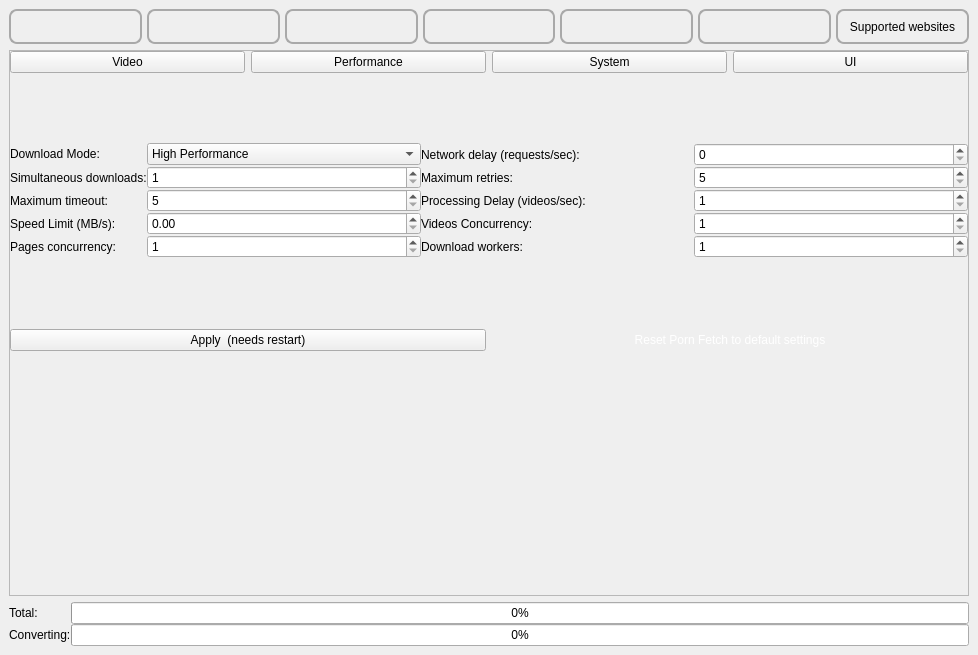
Qt form src/frontend/UI/form_main_window.ui (EchterAlsFake/Porn_Fetch) before a commit.
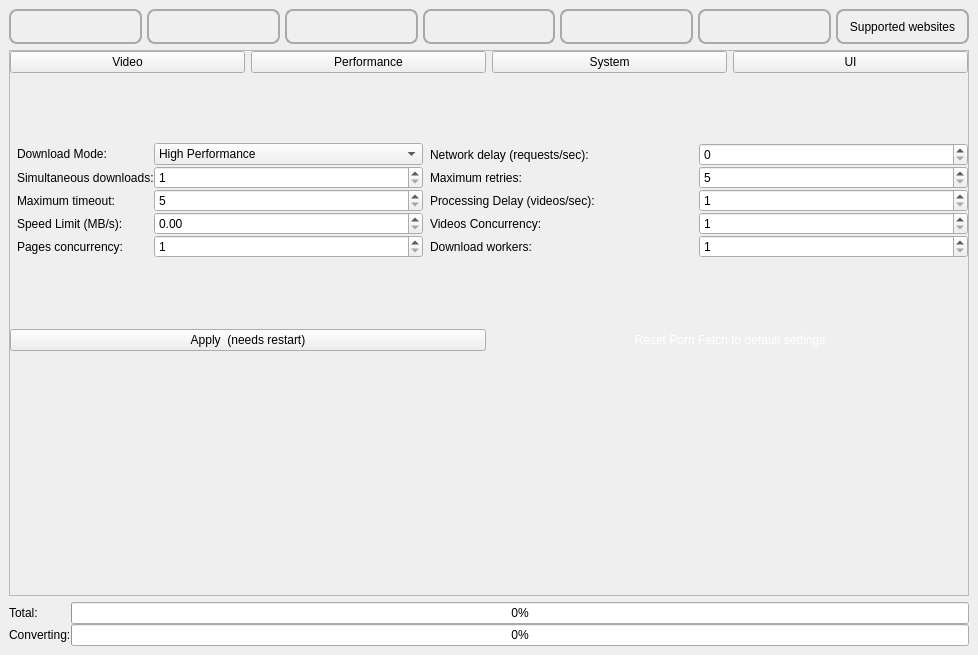
The same form after that commit. The open tabs and pages were chosen to show the change.

Commit message: - improved tooltip implementation - you can set a custom app name also when installing porn fetch from settings now - readded adaptive logo (will use that now)

```diff
--- a/src/frontend/UI/form_main_window.ui
+++ b/src/frontend/UI/form_main_window.ui
@@ -2184,7 +2184,7 @@
              <x>0</x>
              <y>0</y>
              <width>958</width>
-             <height>530</height>
+             <height>532</height>
             </rect>
            </property>
            <layout class="QGridLayout" name="gridLayout_19">
@@ -2635,104 +2635,7 @@
                   </property>
                   <item row="0" column="0">
                    <layout class="QGridLayout" name="settings_gridlayout_performance">
-                    <item row="5" column="3">
-                     <widget class="QSpinBox" name="settings_spinbox_performance_processing_delay">
-                      <property name="minimum">
-                       <number>1</number>
-                      </property>
-                      <property name="maximum">
-                       <number>500</number>
-                      </property>
-                      <property name="value">
-                       <number>1</number>
-                      </property>
-                     </widget>
-                    </item>
-                    <item row="7" column="2">
-                     <widget class="QLabel" name="settings_label_performance_videos_concurrency">
-                      <property name="toolTip">
-                       <string>&lt;html&gt;&lt;head/&gt;&lt;body&gt;&lt;p&gt;The videos concurrency defines how many videos are fetched at the same time when searching or fetching models etc.&lt;/p&gt;&lt;p&gt;For example, let's say you search for something. Then the first page of the results will be scraped for video URLs. This takes&lt;/p&gt;&lt;p&gt;usually around 1 second. If you set this value to 20, then from all those URLs Porn Fetch will attempt to load 20 videos at&lt;/p&gt;&lt;p&gt;the same time. This can improve speed A LOT, but can also get you blocked from the site. &lt;/p&gt;&lt;/body&gt;&lt;/html&gt;</string>
-                      </property>
-                      <property name="accessibleName">
-                       <string>Videos Concurrency</string>
-                      </property>
-                      <property name="text">
-                       <string>Videos Concurrency:</string>
-                      </property>
-                     </widget>
-                    </item>
-                    <item row="2" column="0">
-                     <widget class="QLabel" name="settings_label_performance_simultaneous_download">
-                      <property name="toolTip">
-                       <string>The Semaphore is a tool to limit the number of simultaneous actions / downloads. For example: If the semaphore is set to 1, only 1 video will be downloaded at the same time.\nIf the semaphore is set to 4, 4 videos will be downloaded at the same time. Changing this is only useful, if you have a really good internet connection and a good system.</string>
-                      </property>
-                      <property name="accessibleName">
-                       <string>Simultaneous downloads</string>
-                      </property>
-                      <property name="text">
-                       <string>Simultaneous downloads:</string>
-                      </property>
-                     </widget>
-                    </item>
-                    <item row="5" column="2">
-                     <widget class="QLabel" name="settings_label_performance_processing_delay">
-                      <property name="toolTip">
-                       <string>The processing delay sets a delay before every video gets downloaded.
-Let's assume you set a delay of 30 (30 seconds), then it will take 30 seconds between each video downloads.
-This does not apply if you have a value of simultaneous downloads greater than 1.</string>
-                      </property>
-                      <property name="accessibleName">
-                       <string>Videos Concurrency</string>
-                      </property>
-                      <property name="text">
-                       <string>Processing Delay (videos/sec):</string>
-                      </property>
-                     </widget>
-                    </item>
-                    <item row="5" column="1">
-                     <widget class="QSpinBox" name="settings_spinbox_performance_maximal_timeout">
-                      <property name="minimum">
-                       <number>5</number>
-                      </property>
-                      <property name="maximum">
-                       <number>5000</number>
-                      </property>
-                     </widget>
-                    </item>
-                    <item row="0" column="1">
-                     <widget class="QComboBox" name="settings_performance_combobox_download_mode">
-                      <property name="cursor">
-                       <cursorShape>PointingHandCursor</cursorShape>
-                      </property>
-                      <property name="toolTip">
-                       <string>1) High Performance:  Uses a class of workers to download multiple video segments at a time. Can be really fast if you
-have a very strong internet connection. Maybe not great for low end systems.
-
-2) FFMPEG:
-FFmpeg is a specialized tool for video encoding and decoding. It is also able to fetch videos based on their m3u8 URL, which contains the segments. FFmpeg is slower compared to high performance and not well tested. Please only use if you have to.
-
-3) Default:  The default download mode will just download one video segment after the next one. If you get a lot of 
-timeouts this can really slow down the process, as we need to wait the Porn sites to return the video segments.
-With the High Performance method, we can just download other segments while waiting which makes it so fast.</string>
-                      </property>
-                      <item>
-                       <property name="text">
-                        <string>High Performance</string>
-                       </property>
-                      </item>
-                      <item>
-                       <property name="text">
-                        <string>FFMPEG</string>
-                       </property>
-                      </item>
-                      <item>
-                       <property name="text">
-                        <string>Default</string>
-                       </property>
-                      </item>
-                     </widget>
-                    </item>
-                    <item row="7" column="0">
+                    <item row="7" column="1">
                      <widget class="QLabel" name="settings_label_performance_speed_limit">
                       <property name="toolTip">
                        <string>The speed limit sets the maximum allowed network speed in megabyte per seconds. However, this doesn't work perfectly.
@@ -2752,7 +2655,7 @@
                       </property>
                      </widget>
                     </item>
-                    <item row="0" column="0">
+                    <item row="0" column="1">
                      <widget class="QLabel" name="settings_label_performance_download_mode">
                       <property name="sizePolicy">
                        <sizepolicy hsizetype="Fixed" vsizetype="Fixed">
@@ -2771,30 +2674,84 @@
                       </property>
                      </widget>
                     </item>
-                    <item row="2" column="1">
-                     <widget class="QSpinBox" name="settings_spinbox_performance_simultaneous_downloads">
-                      <property name="minimum">
-                       <number>1</number>
+                    <item row="5" column="0">
+                     <widget class="QLabel" name="label_tooltip_maximum_timeout">
+                      <property name="toolTip">
+                       <string>The timeout handles the timeout for retrieving segments when using the threaded download mode. If you have a poor 
+internet connection you can set this higher than 10. But this isn't required for most users!</string>
                       </property>
-                      <property name="maximum">
-                       <number>5000</number>
+                      <property name="text">
+                       <string/>
+                      </property>
+                     </widget>
+                    </item>
+                    <item row="8" column="0">
+                     <widget class="QLabel" name="label_tooltip_pages_concurrency">
+                      <property name="toolTip">
+                       <string>&lt;html&gt;&lt;head/&gt;&lt;body&gt;&lt;p&gt;The pages concurrency defines how many pages will be scraped at the same time,&lt;/p&gt;&lt;p&gt;when searching for videos or fetching models. Lower values are generally recommended,&lt;/p&gt;&lt;p&gt;to avoid getting blocked. Keep it between 1-3.&lt;/p&gt;&lt;/body&gt;&lt;/html&gt;</string>
+                      </property>
+                      <property name="text">
+                       <string/>
+                      </property>
+                     </widget>
+                    </item>
+                    <item row="5" column="4">
+                     <widget class="QLabel" name="settings_label_performance_processing_delay">
+                      <property name="toolTip">
+                       <string/>
+                      </property>
+                      <property name="accessibleName">
+                       <string>Videos Concurrency</string>
+                      </property>
+                      <property name="text">
+                       <string>Processing Delay (videos/sec):</string>
                       </property>
                      </widget>
                     </item>
                     <item row="8" column="1">
-                     <widget class="QSpinBox" name="settings_spinbox_performance_pages_concurrency">
-                      <property name="accessibleName">
-                       <string>spinbox pages concurrency</string>
+                     <widget class="QLabel" name="settings_label_performance_pages_concurrency">
+                      <property name="toolTip">
+                       <string/>
                       </property>
                       <property name="accessibleDescription">
                        <string>This decides how many pages will be scraped at the same time. Lower values between 1-3 are recommended</string>
                       </property>
+                      <property name="text">
+                       <string>Pages concurrency:</string>
+                      </property>
+                     </widget>
+                    </item>
+                    <item row="2" column="2">
+                     <widget class="QSpinBox" name="settings_spinbox_performance_simultaneous_downloads">
                       <property name="minimum">
                        <number>1</number>
                       </property>
+                      <property name="maximum">
+                       <number>5000</number>
+                      </property>
                      </widget>
                     </item>
-                    <item row="2" column="3">
+                    <item row="0" column="5">
+                     <widget class="QSpinBox" name="settings_spinbox_performance_network_delay">
+                      <property name="minimum">
+                       <number>0</number>
+                      </property>
+                      <property name="maximum">
+                       <number>5000</number>
+                      </property>
+                     </widget>
+                    </item>
+                    <item row="2" column="0">
+                     <widget class="QLabel" name="label_tooltip_simultaneous_downloads">
+                      <property name="toolTip">
+                       <string>The Semaphore is a tool to limit the number of simultaneous actions / downloads. For example: If the semaphore is set to 1, only 1 video will be downloaded at the same time.\nIf the semaphore is set to 4, 4 videos will be downloaded at the same time. Changing this is only useful, if you have a really good internet connection and a good system.</string>
+                      </property>
+                      <property name="text">
+                       <string/>
+                      </property>
+                     </widget>
+                    </item>
+                    <item row="2" column="5">
                      <widget class="QSpinBox" name="settings_spinbox_performance_maximal_retries">
                       <property name="minimum">
                        <number>5</number>
@@ -2804,7 +2761,21 @@
                       </property>
                      </widget>
                     </item>
-                    <item row="2" column="2">
+                    <item row="7" column="0">
+                     <widget class="QLabel" name="label_tooltip_speed_limit">
+                      <property name="toolTip">
+                       <string>The speed limit sets the maximum allowed network speed in megabyte per seconds. However, this doesn't work perfectly.
+The speed limit also only works for the default download mode, because it wouldn't make sense downloading multiple
+segments at the same time with a speed limit being in place.
+
+If you need something more 'exact / precise', use applications like NetLimiter 4 or something similar.</string>
+                      </property>
+                      <property name="text">
+                       <string/>
+                      </property>
+                     </widget>
+                    </item>
+                    <item row="2" column="4">
                      <widget class="QLabel" name="settings_label_performance_maximal_retries">
                       <property name="toolTip">
                        <string>The maximal retries defines how much attempts will be used for a network request. For example if an API calls
@@ -2818,24 +2789,91 @@
                       </property>
                      </widget>
                     </item>
-                    <item row="0" column="3">
-                     <widget class="QSpinBox" name="settings_spinbox_performance_network_delay">
+                    <item row="7" column="2">
+                     <widget class="QDoubleSpinBox" name="settings_doublespinbox_performance_speed_limit">
+                      <property name="accessibleName">
+                       <string>spinbox speed limit</string>
+                      </property>
+                     </widget>
+                    </item>
+                    <item row="8" column="5">
+                     <widget class="QSpinBox" name="settings_spinbox_performance_download_workers">
                       <property name="minimum">
-                       <number>0</number>
-                      </property>
-                      <property name="maximum">
-                       <number>5000</number>
+                       <number>1</number>
                       </property>
                      </widget>
                     </item>
-                    <item row="7" column="3">
+                    <item row="7" column="5">
                      <widget class="QSpinBox" name="settings_spinbox_performance_videos_concurrency">
                       <property name="minimum">
                        <number>1</number>
                       </property>
                      </widget>
                     </item>
-                    <item row="5" column="0">
+                    <item row="0" column="0">
+                     <widget class="QLabel" name="label_tooltip_download_mode">
+                      <property name="sizePolicy">
+                       <sizepolicy hsizetype="Maximum" vsizetype="Preferred">
+                        <horstretch>0</horstretch>
+                        <verstretch>0</verstretch>
+                       </sizepolicy>
+                      </property>
+                      <property name="toolTip">
+                       <string>1) High Performance:  Uses a class of workers to download multiple video segments at a time. Can be really fast if you
+have a very strong internet connection. Maybe not great for low end systems.
+
+2) FFMPEG:
+FFmpeg is a specialized tool for video encoding and decoding. It is also able to fetch videos based on their m3u8 URL, which contains the segments. FFmpeg is slower compared to high performance and not well tested. Please only use if you have to.
+
+3) Default:  The default download mode will just download one video segment after the next one. If you get a lot of 
+timeouts this can really slow down the process, as we need to wait the Porn sites to return the video segments.
+With the High Performance method, we can just download other segments while waiting which makes it so fast.</string>
+                      </property>
+                      <property name="text">
+                       <string/>
+                      </property>
+                     </widget>
+                    </item>
+                    <item row="8" column="2">
+                     <widget class="QSpinBox" name="settings_spinbox_performance_pages_concurrency">
+                      <property name="accessibleName">
+                       <string>spinbox pages concurrency</string>
+                      </property>
+                      <property name="accessibleDescription">
+                       <string>This decides how many pages will be scraped at the same time. Lower values between 1-3 are recommended</string>
+                      </property>
+                      <property name="minimum">
+                       <number>1</number>
+                      </property>
+                     </widget>
+                    </item>
+                    <item row="5" column="5">
+                     <widget class="QSpinBox" name="settings_spinbox_performance_processing_delay">
+                      <property name="minimum">
+                       <number>1</number>
+                      </property>
+                      <property name="maximum">
+                       <number>500</number>
+                      </property>
+                      <property name="value">
+                       <number>1</number>
+                      </property>
+                     </widget>
+                    </item>
+                    <item row="2" column="1">
+                     <widget class="QLabel" name="settings_label_performance_simultaneous_download">
+                      <property name="toolTip">
+                       <string/>
+                      </property>
+                      <property name="accessibleName">
+                       <string>Simultaneous downloads</string>
+                      </property>
+                      <property name="text">
+                       <string>Simultaneous downloads:</string>
+                      </property>
+                     </widget>
+                    </item>
+                    <item row="5" column="1">
                      <widget class="QLabel" name="settings_label_performance_maximal_timeout">
                       <property name="toolTip">
                        <string>The timeout handles the timeout for retrieving segments when using the threaded download mode. If you have a poor 
@@ -2849,29 +2887,89 @@
                       </property>
                      </widget>
                     </item>
-                    <item row="7" column="1">
-                     <widget class="QDoubleSpinBox" name="settings_doublespinbox_performance_speed_limit">
+                    <item row="7" column="4">
+                     <widget class="QLabel" name="settings_label_performance_videos_concurrency">
+                      <property name="toolTip">
+                       <string/>
+                      </property>
                       <property name="accessibleName">
-                       <string>spinbox speed limit</string>
-                      </property>
-                     </widget>
-                    </item>
-                    <item row="8" column="0">
-                     <widget class="QLabel" name="settings_label_performance_pages_concurrency">
-                      <property name="toolTip">
-                       <string>&lt;html&gt;&lt;head/&gt;&lt;body&gt;&lt;p&gt;The pages concurrency defines how many pages will be scraped at the same time,&lt;/p&gt;&lt;p&gt;when searching for videos or fetching models. Lower values are generally recommended,&lt;/p&gt;&lt;p&gt;to avoid getting blocked. Keep it between 1-3.&lt;/p&gt;&lt;/body&gt;&lt;/html&gt;</string>
-                      </property>
-                      <property name="accessibleDescription">
-                       <string>Pages concurrency</string>
+                       <string>Videos Concurrency</string>
                       </property>
                       <property name="text">
-                       <string>Pages concurrency:</string>
+                       <string>Videos Concurrency:</string>
+                      </property>
+                     </widget>
+                    </item>
+                    <item row="5" column="2">
+                     <widget class="QSpinBox" name="settings_spinbox_performance_maximal_timeout">
+                      <property name="minimum">
+                       <number>5</number>
+                      </property>
+                      <property name="maximum">
+                       <number>5000</number>
                       </property>
                      </widget>
                     </item>
                     <item row="0" column="2">
+                     <widget class="QComboBox" name="settings_performance_combobox_download_mode">
+                      <property name="cursor">
+                       <cursorShape>PointingHandCursor</cursorShape>
+                      </property>
+                      <property name="toolTip">
+                       <string/>
+                      </property>
+                      <item>
+                       <property name="text">
+                        <string>High Performance</string>
+                       </property>
+                      </item>
+                      <item>
+                       <property name="text">
+                        <string>FFMPEG</string>
+                       </property>
+                      </item>
+                      <item>
+                       <property name="text">
+                        <string>Default</string>
+                       </property>
+                      </item>
+                     </widget>
+                    </item>
+                    <item row="0" column="4">
                      <widget class="QLabel" name="settings_label_performance_network_delay">
                       <property name="toolTip">
+                       <string/>
+                      </property>
+                      <property name="accessibleName">
+                       <string>Network delay (requests/sec)</string>
+                      </property>
+                      <property name="text">
+                       <string>Network delay (requests/sec):</string>
+                      </property>
+                     </widget>
+                    </item>
+                    <item row="8" column="4">
+                     <widget class="QLabel" name="label_settings_performance_download_workers">
+                      <property name="toolTip">
+                       <string/>
+                      </property>
+                      <property name="accessibleName">
+                       <string>Download workers:</string>
+                      </property>
+                      <property name="text">
+                       <string>Download workers:</string>
+                      </property>
+                     </widget>
+                    </item>
+                    <item row="0" column="3">
+                     <widget class="QLabel" name="label_tooltip_network_delay">
+                      <property name="sizePolicy">
+                       <sizepolicy hsizetype="Maximum" vsizetype="Preferred">
+                        <horstretch>0</horstretch>
+                        <verstretch>0</verstretch>
+                       </sizepolicy>
+                      </property>
+                      <property name="toolTip">
                        <string>You can set a delay between requests from you and a site. If you are downloading a lot of videos or experiencing 
 errors, you should enable a delay. By default the delay is turned off with the value 0
 
@@ -2884,27 +2982,48 @@
                        <string>Network delay (requests/sec)</string>
                       </property>
                       <property name="text">
-                       <string>Network delay (requests/sec):</string>
+                       <string/>
                       </property>
                      </widget>
                     </item>
-                    <item row="8" column="2">
-                     <widget class="QLabel" name="label_settings_performance_download_workers">
+                    <item row="5" column="3">
+                     <widget class="QLabel" name="label_tooltip_processing_delay">
                       <property name="toolTip">
                        <string>&lt;html&gt;&lt;head/&gt;&lt;body&gt;&lt;p&gt;The download worker setting defines, how many workers / threads will be used at the same time&lt;/p&gt;&lt;p&gt;to fetch video segments at the same time. Usually you don't need to go over 20, unless you have a higher&lt;/p&gt;&lt;p&gt;internet connection than 1gbit/s. &lt;/p&gt;&lt;/body&gt;&lt;/html&gt;</string>
                       </property>
-                      <property name="accessibleName">
-                       <string>Download workers:</string>
+                      <property name="text">
+                       <string/>
                       </property>
+                     </widget>
+                    </item>
+                    <item row="7" column="3">
+                     <widget class="QLabel" name="label_tooltip_videos_concurrency">
+                      <property name="toolTip">
+                       <string>&lt;html&gt;&lt;head/&gt;&lt;body&gt;&lt;p&gt;The videos concurrency defines how many videos are fetched at the same time when searching or fetching models etc.&lt;/p&gt;&lt;p&gt;For example, let's say you search for something. Then the first page of the results will be scraped for video URLs. This takes&lt;/p&gt;&lt;p&gt;usually around 1 second. If you set this value to 20, then from all those URLs Porn Fetch will attempt to load 20 videos at&lt;/p&gt;&lt;p&gt;the same time. This can improve speed A LOT, but can also get you blocked from the site. &lt;/p&gt;&lt;/body&gt;&lt;/html&gt;</string>
+                      </property>
                       <property name="text">
-                       <string>Download workers:</string>
+                       <string/>
                       </property>
                      </widget>
                     </item>
                     <item row="8" column="3">
-                     <widget class="QSpinBox" name="settings_spinbox_performance_download_workers">
-                      <property name="minimum">
-                       <number>1</number>
+                     <widget class="QLabel" name="label_tooltip_download_workers">
+                      <property name="toolTip">
+                       <string>&lt;html&gt;&lt;head/&gt;&lt;body&gt;&lt;p&gt;The download worker setting defines, how many workers / threads will be used at the same time&lt;/p&gt;&lt;p&gt;to fetch video segments at the same time. Usually you don't need to go over 20, unless you have a higher&lt;/p&gt;&lt;p&gt;internet connection than 1gbit/s. &lt;/p&gt;&lt;/body&gt;&lt;/html&gt;</string>
+                      </property>
+                      <property name="text">
+                       <string/>
+                      </property>
+                     </widget>
+                    </item>
+                    <item row="2" column="3">
+                     <widget class="QLabel" name="label_tooltip_maximum_retries">
+                      <property name="toolTip">
+                       <string>The maximal retries defines how much attempts will be used for a network request. For example if an API calls
+a URL for a website there will be &lt;AMOUNT&gt; of attempts until an error is thrown.</string>
+                      </property>
+                      <property name="text">
+                       <string/>
                       </property>
                      </widget>
                     </item>
```
Left out of the diff: 696 changed lines with no effect on the pictures. The commit also changes 11 other files.
